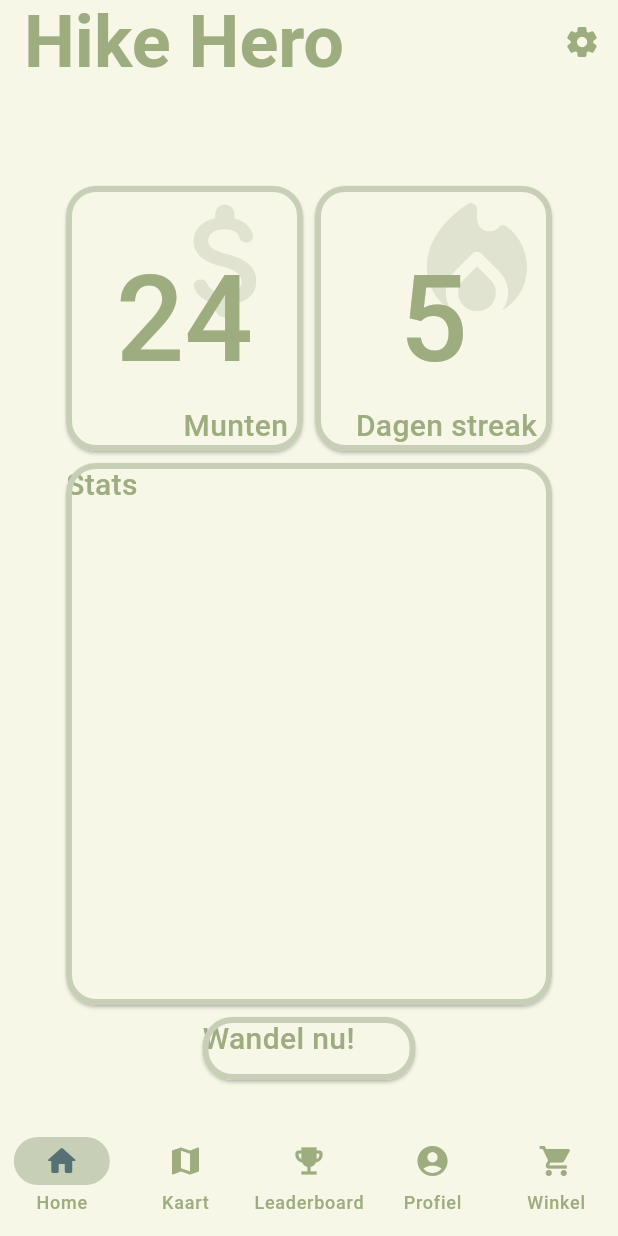
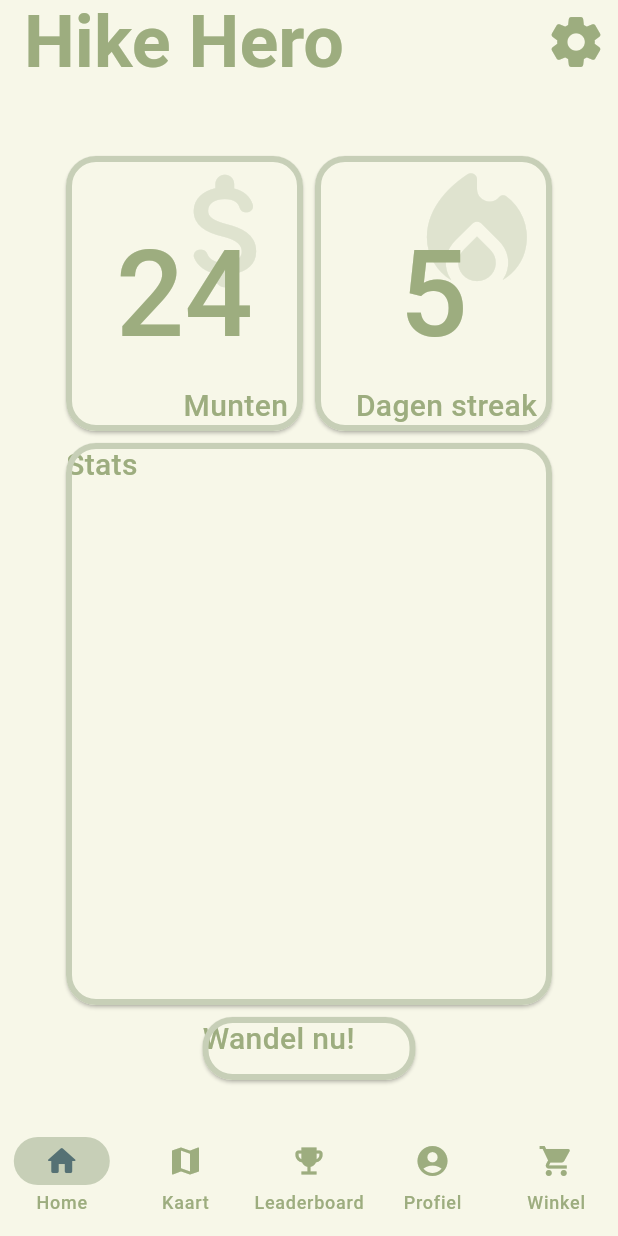
Before and after one commit to joukecooper/IPMEDT4, a Flutter app: the screen it shows once a user with an empty profile is signed in, on a phone screen of 412 x 824 dp. Run offline on Flutter 3.47's test engine with Material 3 defaults, Android fonts, the phone set to English and light mode, and no system bars; our stand-ins replace firebase_auth, firebase_core, google_fonts; accounts and stored records are empty; Roboto replaces fonts that are missing (Dosis).

Commit message:
More space for actual content; settings better clickable for accessibility

```diff
--- a/lib/components/header.dart
+++ b/lib/components/header.dart
@@ -5,7 +5,7 @@ class Header extends StatelessWidget implements PreferredSizeWidget {
   const Header({super.key});
 
   @override
-  Size get preferredSize => const Size.fromHeight(100);
+  Size get preferredSize => const Size.fromHeight(80);
 
   @override
   Widget build(BuildContext context) {
@@ -14,7 +14,10 @@ class Header extends StatelessWidget implements PreferredSizeWidget {
       title: const Text('Hike Hero'),
       actions: <Widget>[
         IconButton(
-          icon: const Icon(Icons.settings_rounded),
+          icon: const Icon(
+            size: 40,
+            Icons.settings_rounded
+          ),
           onPressed: () {
             Navigator.push(context, MaterialPageRoute<void>(
               builder: (BuildContext context) {
```
